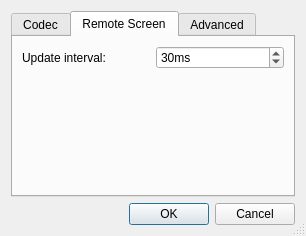
First picture: the form in source/client/ui/desktop_config_dialog.ui, repository dchapyshev/aspia, before the edit.
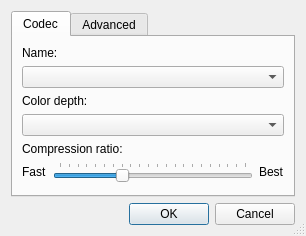
Second picture: the form after the edit. The open tabs and pages were chosen to show the change.

Commit message: - "update interval" option is now deprecated.

Patch:
```diff
--- a/source/client/ui/desktop_config_dialog.ui
+++ b/source/client/ui/desktop_config_dialog.ui
@@ -118,53 +118,6 @@
        </item>
       </layout>
      </widget>
-     <widget class="QWidget" name="tab_remote_screen">
-      <attribute name="title">
-       <string>Remote Screen</string>
-      </attribute>
-      <layout class="QVBoxLayout" name="verticalLayout">
-       <item>
-        <layout class="QHBoxLayout" name="horizontalLayout">
-         <item>
-          <widget class="QLabel" name="label_update_interval">
-           <property name="text">
-            <string>Update interval:</string>
-           </property>
-          </widget>
-         </item>
-         <item>
-          <widget class="QSpinBox" name="spin_update_interval">
-           <property name="suffix">
-            <string>ms</string>
-           </property>
-           <property name="minimum">
-            <number>15</number>
-           </property>
-           <property name="maximum">
-            <number>100</number>
-           </property>
-           <property name="value">
-            <number>30</number>
-           </property>
-          </widget>
-         </item>
-        </layout>
-       </item>
-       <item>
-        <spacer name="verticalSpacer">
-         <property name="orientation">
-          <enum>Qt::Vertical</enum>
-         </property>
-         <property name="sizeHint" stdset="0">
-          <size>
-           <width>20</width>
-           <height>86</height>
-          </size>
-         </property>
-        </spacer>
-       </item>
-      </layout>
-     </widget>
      <widget class="QWidget" name="tab_advanced">
       <attribute name="title">
        <string>Advanced</string>
```
The commit also changes 15 other files.
